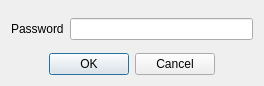
The window that sources/gui/src/passwdwidget.ui (arcan1s/netctl-gui) describes before a commit, drawn with Qt 5.
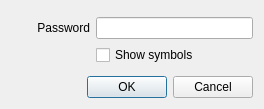
The same window after the commit.

Diff of the .ui file:
```diff
--- a/sources/gui/src/passwdwidget.ui
+++ b/sources/gui/src/passwdwidget.ui
@@ -7,7 +7,7 @@
     <x>0</x>
     <y>0</y>
     <width>264</width>
-    <height>86</height>
+    <height>109</height>
    </rect>
   </property>
   <property name="sizePolicy">
@@ -37,13 +37,28 @@
     <layout class="QHBoxLayout" name="layout_passwd">
      <item>
       <widget class="QLabel" name="label">
+       <property name="sizePolicy">
+        <sizepolicy hsizetype="Preferred" vsizetype="Preferred">
+         <horstretch>1</horstretch>
+         <verstretch>0</verstretch>
+        </sizepolicy>
+       </property>
        <property name="text">
         <string>Password</string>
        </property>
+       <property name="alignment">
+        <set>Qt::AlignRight|Qt::AlignTrailing|Qt::AlignVCenter</set>
+       </property>
       </widget>
      </item>
      <item>
       <widget class="QLineEdit" name="lineEdit">
+       <property name="sizePolicy">
+        <sizepolicy hsizetype="Expanding" vsizetype="Fixed">
+         <horstretch>2</horstretch>
+         <verstretch>0</verstretch>
+        </sizepolicy>
+       </property>
        <property name="echoMode">
         <enum>QLineEdit::Password</enum>
        </property>
@@ -51,6 +66,36 @@
      </item>
     </layout>
    </item>
+   <item>
+    <layout class="QHBoxLayout" name="layout_showSymbols">
+     <item>
+      <widget class="QLabel" name="label_showSymbols">
+       <property name="sizePolicy">
+        <sizepolicy hsizetype="Preferred" vsizetype="Preferred">
+         <horstretch>1</horstretch>
+         <verstretch>0</verstretch>
+        </sizepolicy>
+       </property>
+       <property name="text">
+        <string/>
+       </property>
+      </widget>
+     </item>
+     <item>
+      <widget class="QCheckBox" name="checkBox_showSymbols">
+       <property name="sizePolicy">
+        <sizepolicy hsizetype="Minimum" vsizetype="Fixed">
+         <horstretch>2</horstretch>
+         <verstretch>0</verstretch>
+        </sizepolicy>
+       </property>
+       <property name="text">
+        <string>Show symbols</string>
+       </property>
+      </widget>
+     </item>
+    </layout>
+   </item>
    <item>
     <spacer name="spacer1">
      <property name="orientation">
@@ -65,41 +110,11 @@
     </spacer>
    </item>
    <item>
-    <layout class="QHBoxLayout" name="layout_button">
-     <item>
-      <spacer name="spacer_button1">
-       <property name="orientation">
-        <enum>Qt::Horizontal</enum>
-       </property>
-       <property name="sizeHint" stdset="0">
-        <size>
-         <width>40</width>
-         <height>20</height>
-        </size>
-       </property>
-      </spacer>
-     </item>
-     <item>
-      <widget class="QDialogButtonBox" name="buttonBox">
-       <property name="standardButtons">
-        <set>QDialogButtonBox::Cancel|QDialogButtonBox::Ok</set>
-       </property>
-      </widget>
-     </item>
-     <item>
-      <spacer name="spacer_button2">
-       <property name="orientation">
-        <enum>Qt::Horizontal</enum>
-       </property>
-       <property name="sizeHint" stdset="0">
-        <size>
-         <width>40</width>
-         <height>20</height>
-        </size>
-       </property>
-      </spacer>
-     </item>
-    </layout>
+    <widget class="QDialogButtonBox" name="buttonBox">
+     <property name="standardButtons">
+      <set>QDialogButtonBox::Cancel|QDialogButtonBox::Ok</set>
+     </property>
+    </widget>
    </item>
   </layout>
  </widget>
```
